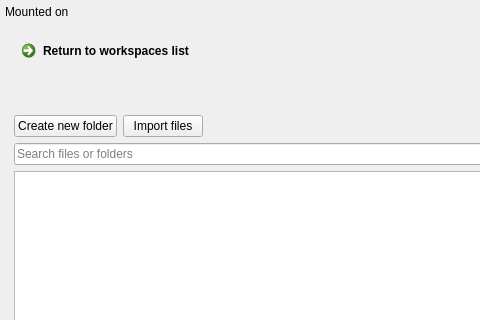
Qt form parsec/core/gui/forms/files_widget.ui (Scille/parsec-cloud) before a commit; both pictures show x 0 to 480 and y 0 to 320 of the 588 by 493 pixel window.
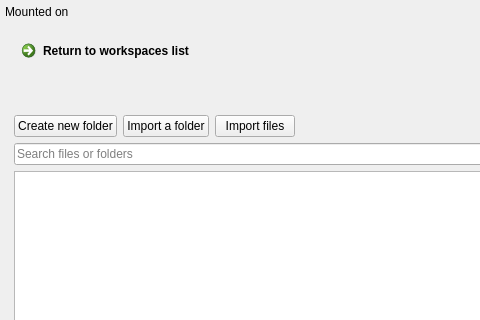
The same form after that commit. Icons and pictures are not drawn.

Commit message: [GUI] Added folder import and fixed folder removal if non-empty

What changed in the file:
```diff
--- a/parsec/core/gui/forms/files_widget.ui
+++ b/parsec/core/gui/forms/files_widget.ui
@@ -131,6 +131,17 @@
           </property>
          </widget>
         </item>
+        <item>
+         <widget class="QPushButton" name="button_import_folder">
+          <property name="text">
+           <string>Import a folder</string>
+          </property>
+          <property name="icon">
+           <iconset resource="../rc/resources.qrc">
+            <normaloff>:/icons/images/icons/folder_download.png</normaloff>:/icons/images/icons/folder_download.png</iconset>
+          </property>
+         </widget>
+        </item>
         <item>
          <widget class="QPushButton" name="button_import_files">
           <property name="text">
```
Left out of the diff: 2 changed lines with no effect on the pictures. The commit also changes 8 other files.
